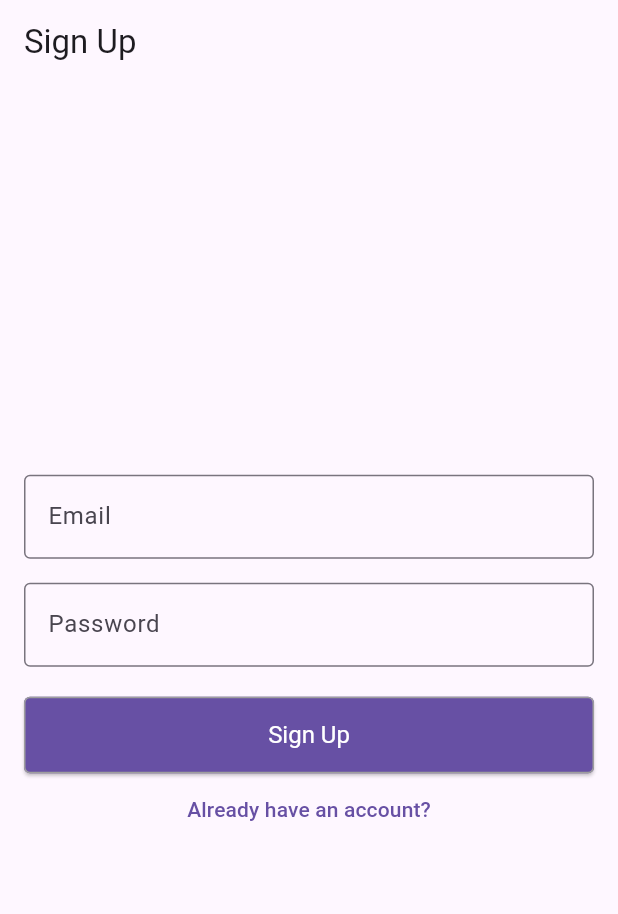
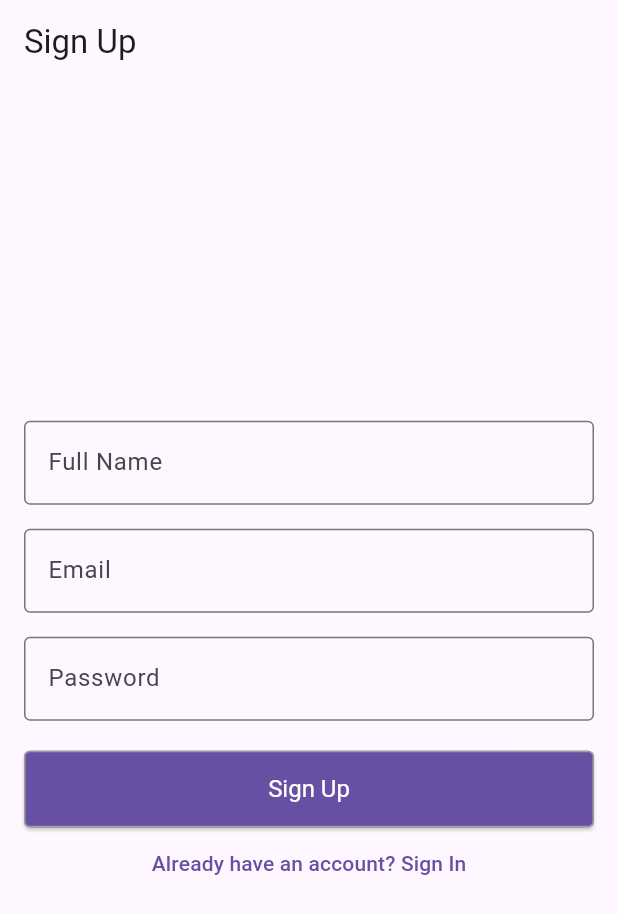
Before and after one commit to jacques-twizeyimana/flutter-notes, a Flutter app: the screen it shows after launch, after a tap on "Create an account", on a phone screen of 412 x 824 dp. Shown: the top 914 px of the screen. Run offline on Flutter 3.47's test engine with Material 3 defaults, Android fonts, the phone set to English and light mode, and no system bars; our stand-ins replace cloud_firestore, firebase_auth, firebase_core; accounts and stored records are empty.

Commit message:
ft: add full names on sign up

```diff
--- a/lib/auth_screen.dart
+++ b/lib/auth_screen.dart
@@ -12,6 +12,7 @@ class AuthScreen extends StatefulWidget {
 class _AuthScreenState extends State<AuthScreen> {
   final _emailController = TextEditingController();
   final _passwordController = TextEditingController();
+  final _fullNameController = TextEditingController();
 
   void _showSnackBar(String message) {
     ScaffoldMessenger.of(context).showSnackBar(
@@ -23,6 +24,8 @@ class _AuthScreenState extends State<AuthScreen> {
     final authProvider = Provider.of<AuthProvider>(context, listen: false);
     final email = _emailController.text.trim();
     final password = _passwordController.text;
+    final fullName = _fullNameController.text.trim();
+
     final emailRegex = RegExp(r'^[^@\s]+@[^@\s]+\.[^@\s]+');
     if (!emailRegex.hasMatch(email)) {
       _showSnackBar('Please enter a valid email address.');
@@ -32,12 +35,17 @@ class _AuthScreenState extends State<AuthScreen> {
       _showSnackBar('Password cannot be empty.');
       return;
     }
+    if (!authProvider.isLogin && fullName.isEmpty) {
+      _showSnackBar('Full name cannot be empty.');
+      return;
+    }
+
     try {
       if (authProvider.isLogin) {
         await authProvider.signIn(email, password);
         _showSnackBar('Login successful');
       } else {
-        await authProvider.signUp(email, password);
+        await authProvider.signUp(email, password, fullName);
         _showSnackBar('Signup successful');
       }
     } catch (e) {
@@ -49,6 +57,7 @@ class _AuthScreenState extends State<AuthScreen> {
   void dispose() {
     _emailController.dispose();
     _passwordController.dispose();
+    _fullNameController.dispose();
     super.dispose();
   }
 
@@ -75,6 +84,17 @@ class _AuthScreenState extends State<AuthScreen> {
           child: Column(
             mainAxisAlignment: MainAxisAlignment.center,
             children: <Widget>[
+              if (!authProvider.isLogin) ...[
+                TextField(
+                  controller: _fullNameController,
+                  decoration: const InputDecoration(
+                    labelText: 'Full Name',
+                    border: OutlineInputBorder(),
+                  ),
+                  keyboardType: TextInputType.name,
+                ),
+                const SizedBox(height: 16),
+              ],
               TextField(
                 controller: _emailController,
                 decoration: const InputDecoration(
@@ -130,7 +150,7 @@ class _AuthScreenState extends State<AuthScreen> {
                 child: Text(
                   authProvider.isLogin
                       ? 'Create an account'
-                      : 'Already have an account?',
+                      : 'Already have an account? Sign In',
                 ),
               ),
             ],
```
Also changed, not shown: lib/auth_provider.dart (+7 -2 lines).
